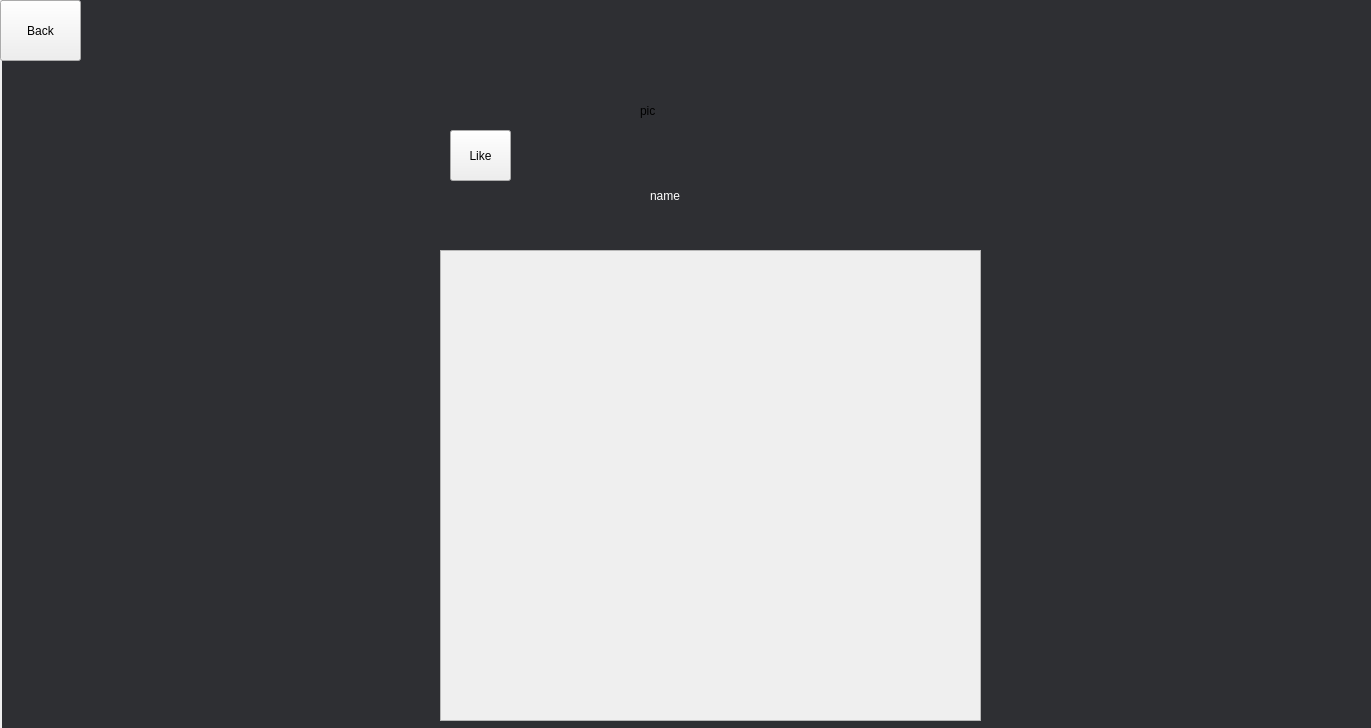
Above: playlist_songs.ui from Mahrokh-M/Spotify before the change. Below: the same form after it.
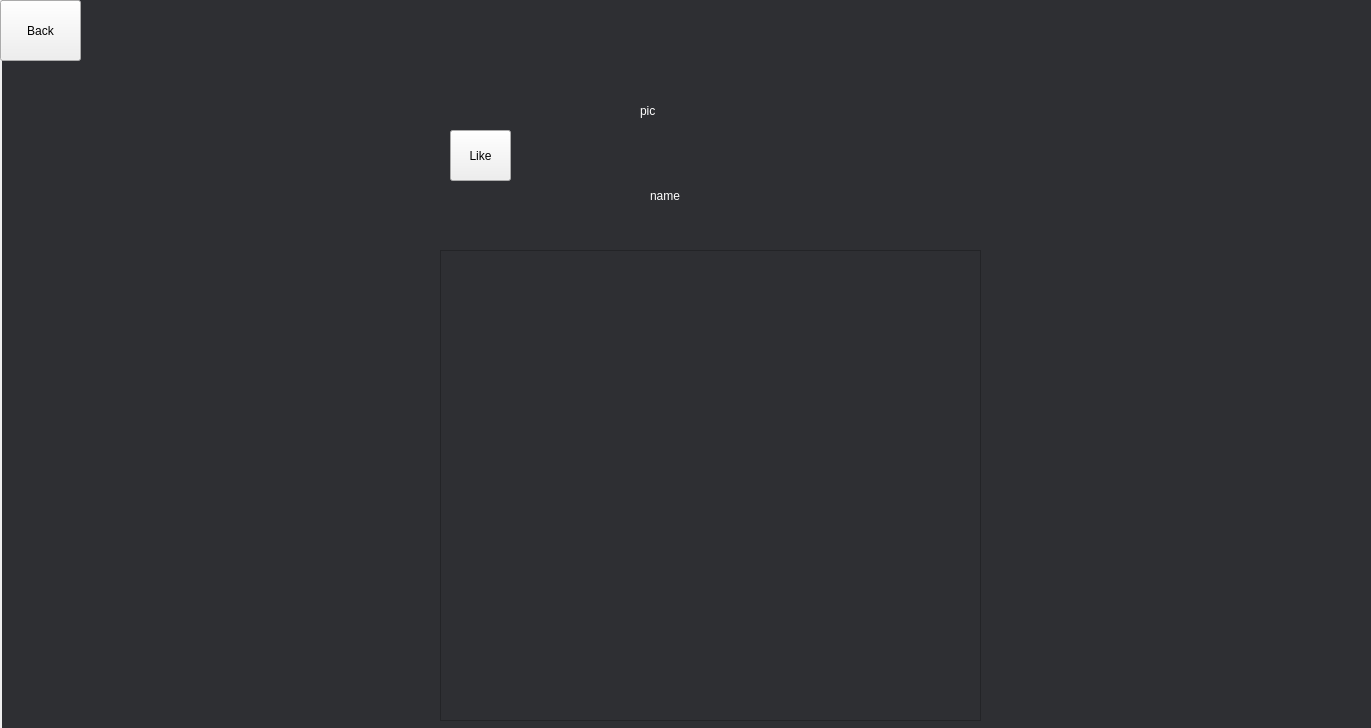
That is the form after the change.

```diff
--- a/playlist_songs.ui
+++ b/playlist_songs.ui
@@ -25,6 +25,10 @@
      <height>471</height>
     </rect>
    </property>
+   <property name="styleSheet">
+    <string notr="true">background-color: rgb(46, 47, 51);
+color: rgb(255, 255, 255);</string>
+   </property>
    <property name="widgetResizable">
     <bool>true</bool>
    </property>
@@ -48,6 +52,9 @@
      <height>121</height>
     </rect>
    </property>
+   <property name="styleSheet">
+    <string notr="true">color: rgb(255, 255, 255);</string>
+   </property>
    <property name="text">
     <string>pic</string>
    </property>
```
Left out of the diff: 6 changed lines with no effect on the pictures.
